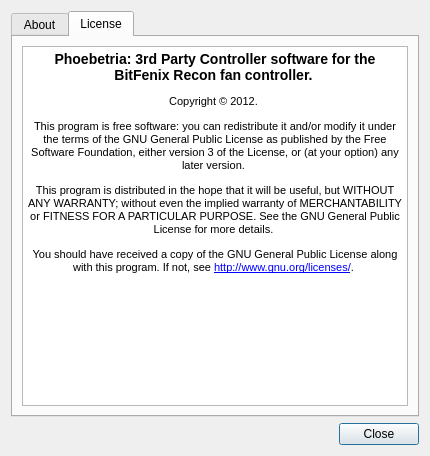
Qt form gui_about.ui (Shub77/phoebetria-code) before a commit.
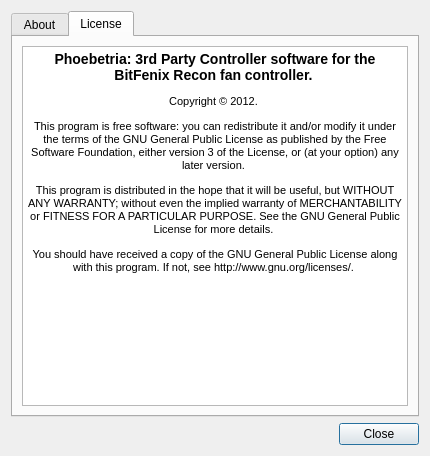
The same form after that commit. The open tabs and pages were chosen to show the change. Icons and pictures are not drawn.

```diff
--- a/gui_about.ui
+++ b/gui_about.ui
@@ -337,7 +337,7 @@
 &lt;p align=&quot;center&quot; style=&quot; margin-top:12px; margin-bottom:12px; margin-left:0px; margin-right:0px; -qt-block-indent:0; text-indent:0px;&quot;&gt;Copyright © 2012. &lt;/p&gt;
 &lt;p align=&quot;center&quot; style=&quot; margin-top:12px; margin-bottom:12px; margin-left:0px; margin-right:0px; -qt-block-indent:0; text-indent:0px;&quot;&gt;This program is free software: you can redistribute it and/or modify it under the terms of the GNU General Public License as published by the Free Software Foundation, either version 3 of the License, or (at your option) any later version. &lt;/p&gt;
 &lt;p align=&quot;center&quot; style=&quot; margin-top:12px; margin-bottom:12px; margin-left:0px; margin-right:0px; -qt-block-indent:0; text-indent:0px;&quot;&gt;This program is distributed in the hope that it will be useful, but WITHOUT ANY WARRANTY; without even the implied warranty of MERCHANTABILITY or FITNESS FOR A PARTICULAR PURPOSE. See the GNU General Public License for more details. &lt;/p&gt;
-&lt;p align=&quot;center&quot; style=&quot; margin-top:12px; margin-bottom:12px; margin-left:0px; margin-right:0px; -qt-block-indent:0; text-indent:0px;&quot;&gt;You should have received a copy of the GNU General Public License along with this program. If not, see &lt;a href=&quot;http://www.gnu.org/licenses/&quot;&gt;&lt;span style=&quot; text-decoration: underline; color:#0000ff;&quot;&gt;http://www.gnu.org/licenses/&lt;/span&gt;&lt;/a&gt;. &lt;/p&gt;&lt;/body&gt;&lt;/html&gt;</string>
+&lt;p align=&quot;center&quot; style=&quot; margin-top:12px; margin-bottom:12px; margin-left:0px; margin-right:0px; -qt-block-indent:0; text-indent:0px;&quot;&gt;You should have received a copy of the GNU General Public License along with this program. If not, see http://www.gnu.org/licenses/. &lt;/p&gt;&lt;/body&gt;&lt;/html&gt;</string>
          </property>
          <property name="source">
           <url>
```
Left out of the diff: 2 changed lines with no effect on the pictures.
